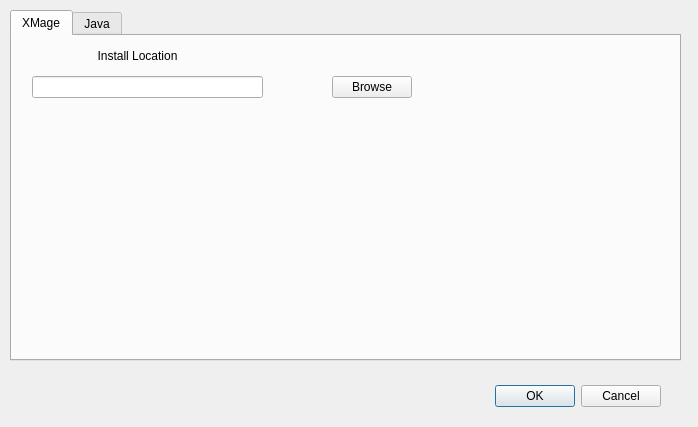
Qt form settingsdialog.ui (weirddan455/xmage-launcher-qt) before a commit.
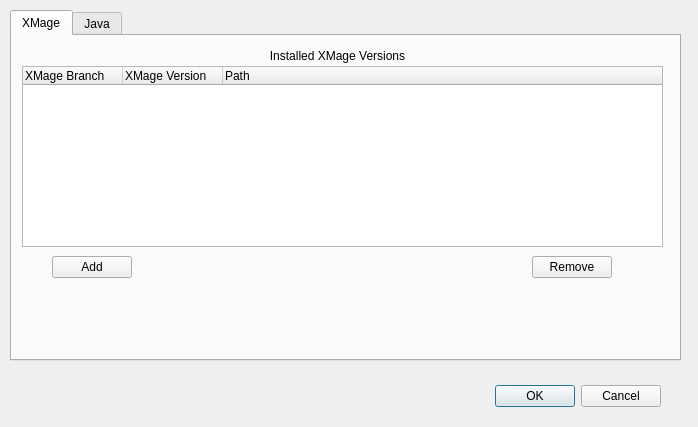
The same form after that commit.

```diff
--- a/settingsdialog.ui
+++ b/settingsdialog.ui
@@ -48,45 +48,73 @@
     <attribute name="title">
      <string>XMage</string>
     </attribute>
-    <widget class="QLineEdit" name="xmageSelection">
-     <property name="geometry">
-      <rect>
-       <x>20</x>
-       <y>40</y>
-       <width>231</width>
-       <height>22</height>
-      </rect>
-     </property>
-    </widget>
-    <widget class="QPushButton" name="xmageBrowse">
-     <property name="geometry">
-      <rect>
-       <x>320</x>
-       <y>40</y>
-       <width>80</width>
-       <height>22</height>
-      </rect>
-     </property>
-     <property name="text">
-      <string>Browse</string>
-     </property>
-    </widget>
-    <widget class="QLabel" name="xmageLabel">
+    <widget class="QLabel" name="xmageTableLabel">
      <property name="geometry">
       <rect>
        <x>10</x>
        <y>10</y>
-       <width>231</width>
+       <width>631</width>
        <height>20</height>
       </rect>
      </property>
      <property name="text">
-      <string>Install Location</string>
+      <string>Installed XMage Versions</string>
      </property>
      <property name="alignment">
       <set>Qt::AlignCenter</set>
      </property>
     </widget>
+    <widget class="QTreeWidget" name="xmageTree">
+     <property name="geometry">
+      <rect>
+       <x>10</x>
+       <y>30</y>
+       <width>641</width>
+       <height>181</height>
+      </rect>
+     </property>
+     <column>
+      <property name="text">
+       <string>XMage Branch</string>
+      </property>
+     </column>
+     <column>
+      <property name="text">
+       <string>XMage Version</string>
+      </property>
+     </column>
+     <column>
+      <property name="text">
+       <string>Path</string>
+      </property>
+     </column>
+    </widget>
+    <widget class="QPushButton" name="xmageAdd">
+     <property name="geometry">
+      <rect>
+       <x>40</x>
+       <y>220</y>
+       <width>80</width>
+       <height>22</height>
+      </rect>
+     </property>
+     <property name="text">
+      <string>Add</string>
+     </property>
+    </widget>
+    <widget class="QPushButton" name="xmageRemove">
+     <property name="geometry">
+      <rect>
+       <x>520</x>
+       <y>220</y>
+       <width>80</width>
+       <height>22</height>
+      </rect>
+     </property>
+     <property name="text">
+      <string>Remove</string>
+     </property>
+    </widget>
    </widget>
    <widget class="QWidget" name="javaTab">
     <attribute name="title">
```
Left out of the diff: 56 changed lines with no effect on the pictures.
